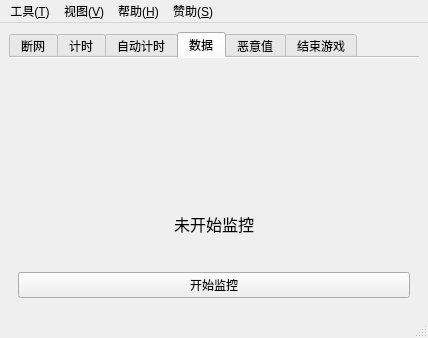
Before: the Qt Designer form EliteSpeedrunTool/MainWindow.ui in GTA5Oracle/EliteSpeedrunTool, drawn with Qt 5.
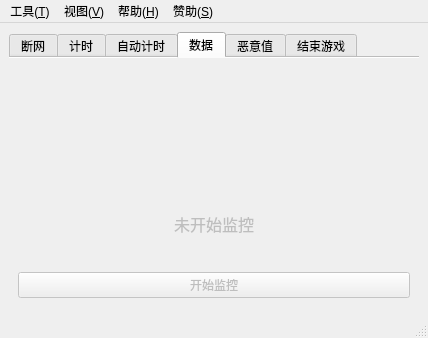
After: the same form once the commit is applied. The open tabs and pages were chosen to show the change. Icons and pictures are not drawn. Custom widgets are drawn as their Qt base class.

The edit to the form file:
```diff
--- a/EliteSpeedrunTool/MainWindow.ui
+++ b/EliteSpeedrunTool/MainWindow.ui
@@ -2,6 +2,9 @@
 <ui version="4.0">
  <class>MainWindow</class>
  <widget class="QMainWindow" name="MainWindow">
+  <property name="enabled">
+   <bool>true</bool>
+  </property>
   <property name="geometry">
    <rect>
     <x>0</x>
@@ -14,6 +17,9 @@
    <layout class="QVBoxLayout" name="verticalLayout">
     <item>
      <widget class="QTabWidget" name="tabWidget">
+      <property name="enabled">
+       <bool>true</bool>
+      </property>
       <property name="currentIndex">
        <number>3</number>
       </property>
@@ -457,7 +463,10 @@
         </item>
        </layout>
       </widget>
-      <widget class="QWidget" name="tab">
+      <widget class="QWidget" name="tabMissionData">
+       <property name="enabled">
+        <bool>false</bool>
+       </property>
        <attribute name="title">
         <string>数据</string>
        </attribute>
```
Left out of the diff: 10 changed lines with no effect on the pictures.
